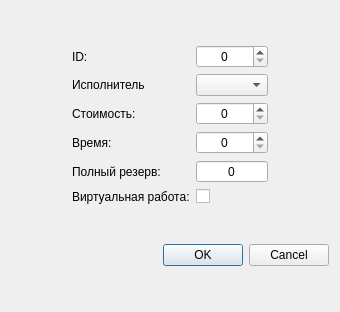
io2357911/NetworkPlanning, file NetworkCalc/view/workpropertiesdialog.ui: the form before one commit.
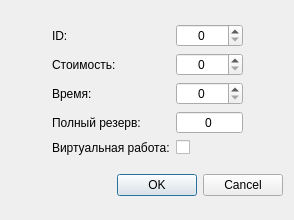
The form after the commit.

```diff
--- a/NetworkCalc/view/workpropertiesdialog.ui
+++ b/NetworkCalc/view/workpropertiesdialog.ui
@@ -6,8 +6,8 @@
    <rect>
     <x>0</x>
     <y>0</y>
-    <width>340</width>
-    <height>312</height>
+    <width>294</width>
+    <height>220</height>
    </rect>
   </property>
   <property name="windowTitle">
@@ -16,16 +16,6 @@
   <layout class="QGridLayout" name="gridLayout_2">
    <item row="0" column="0">
     <layout class="QGridLayout" name="gridLayout">
-     <item row="2" column="2">
-      <widget class="QSpinBox" name="sbCost">
-       <property name="alignment">
-        <set>Qt::AlignCenter</set>
-       </property>
-       <property name="maximum">
-        <number>999999</number>
-       </property>
-      </widget>
-     </item>
      <item row="0" column="1">
       <widget class="QLabel" name="label_3">
        <property name="text">
@@ -33,57 +23,41 @@
        </property>
       </widget>
      </item>
-     <item row="5" column="2">
-      <widget class="QCheckBox" name="cbIsVirtual">
-       <property name="text">
-        <string/>
+     <item row="2" column="2">
+      <widget class="QSpinBox" name="sbTime">
+       <property name="alignment">
+        <set>Qt::AlignCenter</set>
        </property>
+       <property name="maximum">
+        <number>99999999</number>
+       </property>
       </widget>
      </item>
-     <item row="4" column="2">
-      <widget class="QSpinBox" name="sbFullReserve">
+     <item row="1" column="2">
+      <widget class="QSpinBox" name="sbCost">
        <property name="alignment">
         <set>Qt::AlignCenter</set>
        </property>
-       <property name="readOnly">
-        <bool>true</bool>
-       </property>
-       <property name="buttonSymbols">
-        <enum>QAbstractSpinBox::NoButtons</enum>
-       </property>
        <property name="maximum">
-        <number>9999999</number>
+        <number>999999</number>
        </property>
       </widget>
      </item>
-     <item row="2" column="1">
+     <item row="1" column="1">
       <widget class="QLabel" name="label">
        <property name="text">
         <string>Стоимость:</string>
        </property>
       </widget>
      </item>
-     <item row="3" column="1">
+     <item row="2" column="1">
       <widget class="QLabel" name="label_2">
        <property name="text">
         <string>Время:</string>
        </property>
       </widget>
      </item>
-     <item row="2" column="0" rowspan="2">
-      <spacer name="horizontalSpacer">
-       <property name="orientation">
-        <enum>Qt::Horizontal</enum>
-       </property>
-       <property name="sizeHint" stdset="0">
-        <size>
-         <width>40</width>
-         <height>20</height>
-        </size>
-       </property>
-      </spacer>
-     </item>
-     <item row="2" column="3" rowspan="2">
+     <item row="1" column="3" rowspan="2">
       <spacer name="horizontalSpacer_2">
        <property name="orientation">
         <enum>Qt::Horizontal</enum>
@@ -96,7 +70,7 @@
        </property>
       </spacer>
      </item>
-     <item row="4" column="1">
+     <item row="3" column="1">
       <widget class="QLabel" name="label_5">
        <property name="toolTip">
         <string>&lt;html&gt;&lt;head/&gt;&lt;body&gt;&lt;p&gt;Показывает максимальное время, на которое можно увеличить длительность работы или отсрочить ее начало, чтобы не нарушился срок завершения проекта в целом.&lt;/p&gt;&lt;/body&gt;&lt;/html&gt;</string>
@@ -106,20 +80,46 @@
        </property>
       </widget>
      </item>
-     <item row="5" column="1">
+     <item row="4" column="1">
       <widget class="QLabel" name="label_4">
        <property name="text">
         <string>Виртуальная работа:</string>
        </property>
       </widget>
      </item>
+     <item row="1" column="0" rowspan="2">
+      <spacer name="horizontalSpacer">
+       <property name="orientation">
+        <enum>Qt::Horizontal</enum>
+       </property>
+       <property name="sizeHint" stdset="0">
+        <size>
+         <width>40</width>
+         <height>20</height>
+        </size>
+       </property>
+      </spacer>
+     </item>
+     <item row="4" column="2">
+      <widget class="QCheckBox" name="cbIsVirtual">
+       <property name="text">
+        <string/>
+       </property>
+      </widget>
+     </item>
      <item row="3" column="2">
-      <widget class="QSpinBox" name="sbTime">
+      <widget class="QSpinBox" name="sbFullReserve">
        <property name="alignment">
         <set>Qt::AlignCenter</set>
        </property>
+       <property name="readOnly">
+        <bool>true</bool>
+       </property>
+       <property name="buttonSymbols">
+        <enum>QAbstractSpinBox::NoButtons</enum>
+       </property>
        <property name="maximum">
-        <number>99999999</number>
+        <number>9999999</number>
        </property>
       </widget>
      </item>
@@ -133,16 +133,6 @@
        </property>
       </widget>
      </item>
-     <item row="1" column="1">
-      <widget class="QLabel" name="label_6">
-       <property name="text">
-        <string>Исполнитель</string>
-       </property>
-      </widget>
-     </item>
-     <item row="1" column="2">
-      <widget class="QComboBox" name="cbWorker"/>
-     </item>
     </layout>
    </item>
    <item row="1" column="0">
```
